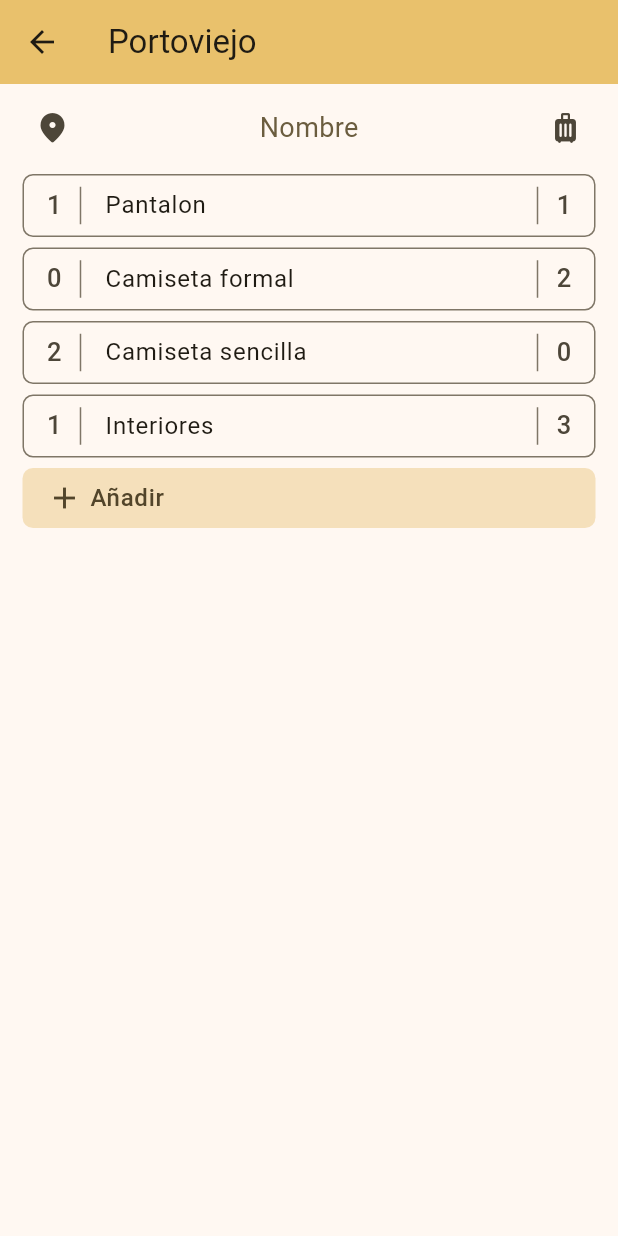
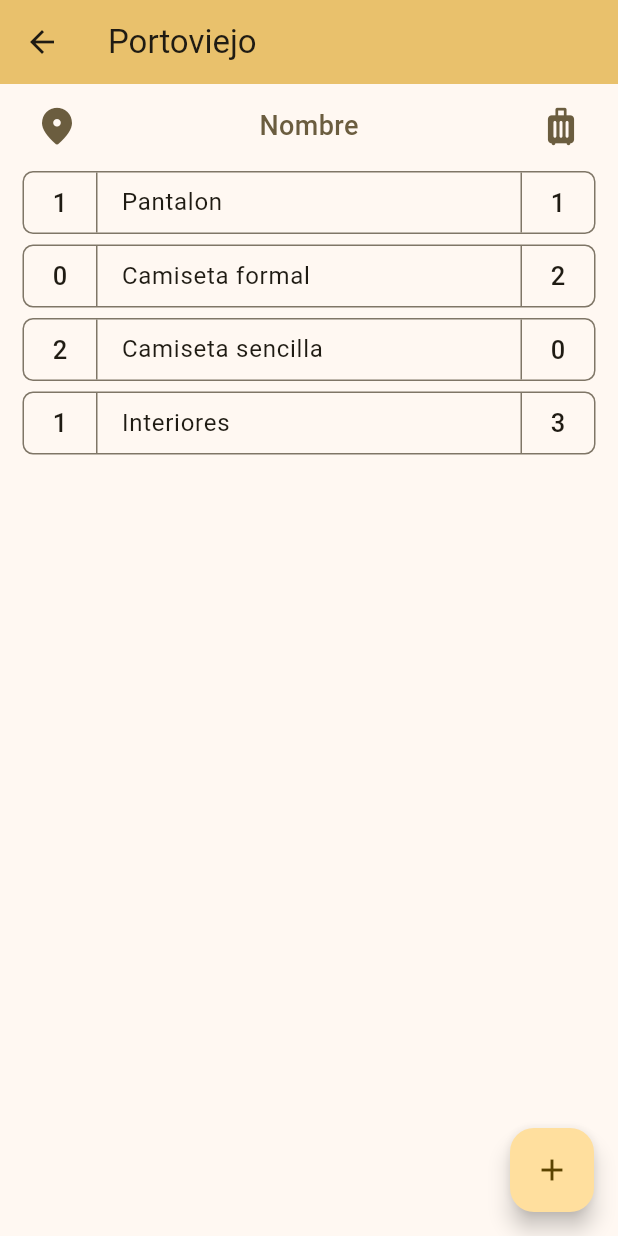
Before and after one commit to StevanVS/que-tengo-en, a Flutter app: the screen it shows after launch, after a tap on "Portoviejo", on a phone screen of 412 x 824 dp. Run offline on Flutter 3.47's test engine with Material 3 defaults, Android fonts, the phone set to English and light mode, and no system bars.

Commit message:
UI completada

```diff
--- a/lib/domain/entities/objeto.dart
+++ b/lib/domain/entities/pertenencia.dart
@@ -1,11 +1,11 @@
-class Objeto {
+class Pertenencia {
   final double id;
   final double lugarId;
   final String nombre;
   final int cantidadEnLugar;
   final int cantidadParaLlevar;
 
-  Objeto({
+  Pertenencia({
     required this.id,
     required this.lugarId,
     required this.nombre,
@@ -13,30 +13,30 @@ class Objeto {
     required this.cantidadParaLlevar,
   });
 
-  static List<Objeto> getObjetos() {
+  static List<Pertenencia> getPertenencias() {
     return [
-      Objeto(
+      Pertenencia(
         id: 1,
         lugarId: 1,
         nombre: 'Pantalon',
         cantidadEnLugar: 1,
         cantidadParaLlevar: 1,
       ),
-      Objeto(
+      Pertenencia(
         id: 2,
         lugarId: 1,
         nombre: 'Camiseta formal',
         cantidadEnLugar: 0,
         cantidadParaLlevar: 2,
       ),
-      Objeto(
+      Pertenencia(
         id: 3,
         lugarId: 1,
         nombre: 'Camiseta sencilla',
         cantidadEnLugar: 2,
         cantidadParaLlevar: 0,
       ),
-      Objeto(
+      Pertenencia(
         id: 4,
         lugarId: 1,
         nombre: 'Interiores',
--- a/lib/ui/pages/lugares/lugares_page.dart
+++ b/lib/ui/pages/lugares/lugares_page.dart
@@ -2,6 +2,7 @@
 
 import 'package:flutter/material.dart';
 import 'package:que_tengo_en/domain/entities/lugar.dart';
+import 'package:que_tengo_en/ui/pages/lugares/widgets/lugar_modal.dart';
 import 'package:que_tengo_en/ui/pages/lugares/widgets/lugar_tile.dart';
 
 class LugaresPage extends StatefulWidget {
@@ -42,7 +43,9 @@ class _LugaresPageState extends State<LugaresPage> {
         ),
       ),
       floatingActionButton: FloatingActionButton(
-        onPressed: () {},
+        onPressed: () {
+          LugarModal.mostrarLugarModal(context, null);
+        },
         child: Icon(Icons.add_location_alt_rounded),
       ),
     );
--- a/lib/ui/pages/lugares/widgets/lugar_tile.dart
+++ b/lib/ui/pages/lugares/widgets/lugar_tile.dart
@@ -1,6 +1,7 @@
 import 'package:flutter/material.dart';
 import 'package:que_tengo_en/domain/entities/lugar.dart';
-import 'package:que_tengo_en/ui/pages/objetos/objetos_page.dart';
+import 'package:que_tengo_en/ui/pages/lugares/widgets/lugar_modal.dart';
+import 'package:que_tengo_en/ui/pages/pertenencias/pertenencias_page.dart';
 
 class LugarTile extends StatelessWidget {
   const LugarTile({super.key, required this.lugar});
@@ -18,15 +19,27 @@ class LugarTile extends StatelessWidget {
         side: BorderSide(color: Theme.of(context).colorScheme.outline),
         borderRadius: BorderRadius.circular(10),
       ),
-      trailing: Icon(
-        lugar.favorito ? Icons.star_rounded : Icons.star_outline_rounded,
+      leading: IconButton(
+        onPressed: () {
+          //TODO lugar favorito
+        },
+        icon: Icon(
+          lugar.favorito ? Icons.star_rounded : Icons.star_outline_rounded,
+        ),
+      ),
+      trailing: IconButton(
+        onPressed: () {
+          LugarModal.mostrarLugarModal(context, lugar);
+        },
+        icon: const Icon(Icons.more_vert_rounded),
       ),
       onTap: () {
         Navigator.push(
           context,
-          MaterialPageRoute(builder: (context) => ObjetosPage(lugar: lugar)),
+          MaterialPageRoute(builder: (context) => PertenenciasPage(lugar: lugar)),
         );
       },
+      contentPadding: const EdgeInsets.all(0),
     );
   }
 }
--- a/lib/ui/pages/objetos/widgets/add_objeto_button.dart
+++ /dev/null
@@ -1,45 +0,0 @@
-// ignore_for_file: prefer_const_constructors, prefer_const_literals_to_create_immutables
-
-import 'package:flutter/material.dart';
-
-class AddObjetoButton extends StatelessWidget {
-  const AddObjetoButton({
-    super.key,
-  });
-
-  @override
-  Widget build(BuildContext context) {
-
-    final colorScheme = Theme.of(context).colorScheme;
-
-    return Container(
-      margin: EdgeInsets.only(top: 7),
-      child: ListTile(
-        onTap: () {},
-        title: Row(
-          children: [
-            Icon(
-              Icons.add,
-              color: colorScheme.onSecondaryContainer,
-            ),
-            SizedBox(width: 5),
-            Text(
-              'Añadir',
-              style: TextStyle(
-                fontWeight: FontWeight.w500,
-                color: colorScheme.onSecondaryContainer,
-              ),
-            ),
-          ],
-        ),
-        shape: RoundedRectangleBorder(
-          borderRadius: BorderRadius.circular(7),
-        ),
-        tileColor: Theme.of(context).colorScheme.secondaryContainer,
-        visualDensity: VisualDensity(
-          vertical: VisualDensity.minimumDensity,
-        ),
-      ),
-    );
-  }
-}
--- a/lib/ui/pages/objetos/widgets/encabezado_objetos.dart
+++ /dev/null
@@ -1,40 +0,0 @@
-// ignore_for_file: prefer_const_constructors, prefer_const_literals_to_create_immutables
-
-import 'package:flutter/material.dart';
-
-class EncabezadoObjetos extends StatelessWidget {
-  const EncabezadoObjetos({
-    super.key,
-  });
-
-  @override
-  Widget build(BuildContext context) {
-    return Row(
-      mainAxisAlignment: MainAxisAlignment.spaceBetween,
-      children: [
-        IconButton(
-          onPressed: () {},
-          icon: Icon(Icons.location_on_rounded),
-          visualDensity: VisualDensity(
-            horizontal: VisualDensity.minimumDensity,
-          ),
-          // iconSize: 28,
-        ),
-        Text(
-          'Nombre',
-          style: TextStyle(
-            fontSize: 18,
-            color: Theme.of(context).colorScheme.secondary
-          ),
-        ),
-        IconButton(
-          onPressed: () {},
-          icon: Icon(Icons.luggage_rounded),
-          visualDensity: VisualDensity(
-            horizontal: VisualDensity.minimumDensity,
-          ),
-        ),
-      ],
-    );
-  }
-}
--- a/lib/ui/pages/objetos/widgets/objeto_tile.dart
+++ /dev/null
@@ -1,47 +0,0 @@
-// ignore_for_file: prefer_const_constructors
-
-import 'package:flutter/material.dart';
-import 'package:que_tengo_en/domain/entities/objeto.dart';
-
-class ObjetoTile extends StatelessWidget {
-  const ObjetoTile({super.key, required this.objeto});
-
-  final Objeto objeto;
-
-  @override
-  Widget build(BuildContext context) {
-    return ListTile(
-      title: Text(objeto.nombre),
-      shape: RoundedRectangleBorder(
-        side: BorderSide(color: Theme.of(context).colorScheme.outline),
-        borderRadius: BorderRadius.circular(7),
-      ),
-      contentPadding: EdgeInsets.symmetric(horizontal: 0),
-      visualDensity: VisualDensity(vertical: VisualDensity.minimumDensity),
-      leading: Container(
-        decoration: BoxDecoration(
-          border: Border(
-            right: BorderSide(color: Theme.of(context).colorScheme.outline),
-          ),
-        ),
-        padding: EdgeInsets.only(right: 12, left: 15),
-        child: Text(
-          '${objeto.cantidadEnLugar}',
-          style: TextStyle(fontSize: 17),
-        ),
-      ),
-      trailing: Container(
-        decoration: BoxDecoration(
-          border: Border(
-            left: BorderSide(color: Theme.of(context).colorScheme.outline),
-          ),
-        ),
-        padding: EdgeInsets.only(left: 12, right: 15),
-        child: Text(
-          '${objeto.cantidadParaLlevar}',
-          style: TextStyle(fontSize: 17),
-        ),
-      ),
-    );
-  }
-}
--- a/lib/ui/pages/objetos/objetos_page.dart
+++ b/lib/ui/pages/pertenencias/pertenencias_page.dart
@@ -2,28 +2,28 @@
 
 import 'package:flutter/material.dart';
 import 'package:que_tengo_en/domain/entities/lugar.dart';
-import 'package:que_tengo_en/domain/entities/objeto.dart';
-import 'package:que_tengo_en/ui/pages/objetos/widgets/objeto_tile.dart';
+import 'package:que_tengo_en/domain/entities/pertenencia.dart';
+import 'package:que_tengo_en/ui/pages/pertenencias/widgets/pertenencia_tile.dart';
 
-import 'widgets/add_objeto_button.dart';
-import 'widgets/encabezado_objetos.dart';
+import 'widgets/encabezado_lista_pertenencias.dart';
+import 'widgets/pertenencia_modal.dart';
 
-class ObjetosPage extends StatefulWidget {
-  const ObjetosPage({super.key, required this.lugar});
+class PertenenciasPage extends StatefulWidget {
+  const PertenenciasPage({super.key, required this.lugar});
 
   final Lugar lugar;
 
   @override
-  State<ObjetosPage> createState() => _ObjetosPageState();
+  State<PertenenciasPage> createState() => _PertenenciasPageState();
 }
 
-class _ObjetosPageState extends State<ObjetosPage> {
-  late List<Objeto> objetos;
+class _PertenenciasPageState extends State<PertenenciasPage> {
+  late List<Pertenencia> pertenencias;
 
   @override
   void initState() {
     super.initState();
-    objetos = Objeto.getObjetos();
+    pertenencias = Pertenencia.getPertenencias();
   }
 
   @override
@@ -39,23 +39,28 @@ class _ObjetosPageState extends State<ObjetosPage> {
           child: Column(
             children: [
               SizedBox(height: 5),
-              EncabezadoObjetos(),
+              EncabezadoListaPertenencias(),
               ListView.builder(
-                itemCount: objetos.length,
+                itemCount: pertenencias.length,
                 shrinkWrap: true,
                 physics: NeverScrollableScrollPhysics(),
                 itemBuilder: (BuildContext context, int index) {
                   return Container(
                     margin: EdgeInsets.only(top: 7),
-                    child: ObjetoTile(objeto: objetos[index]),
+                    child: PertenenciaTile(pertenencia: pertenencias[index]),
                   );
                 },
               ),
-              AddObjetoButton()
             ],
           ),
         ),
       ),
+      floatingActionButton: FloatingActionButton(
+        onPressed: () {
+          PertenenciaModal.mostrarPertenenciaModal(context, null);
+        },
+        child: Icon(Icons.add),
+      ),
     );
   }
 }
--- /dev/null
+++ b/lib/ui/pages/pertenencias/widgets/encabezado_lista_pertenencias.dart
@@ -0,0 +1,60 @@
+// ignore_for_file: prefer_const_constructors, prefer_const_literals_to_create_immutables
+
+import 'package:flutter/material.dart';
+
+class EncabezadoListaPertenencias extends StatelessWidget {
+  const EncabezadoListaPertenencias({
+    super.key,
+  });
+
+  @override
+  Widget build(BuildContext context) {
+    return Row(
+      mainAxisAlignment: MainAxisAlignment.spaceBetween,
+      children: [
+        InkWell(
+          borderRadius: BorderRadius.circular(100),
+          onTap: () {
+            null;
+          },
+          onLongPress: () {
+            //TODO resetar cantidad en lugar
+          },
+          child: Padding(
+            padding: EdgeInsets.all(8),
+            child: Icon(
+              Icons.location_on_rounded,
+              size: 30,
+              color: Theme.of(context).colorScheme.secondary,
+            ),
+          ),
+        ),
+        Text(
+          'Nombre',
+          style: TextStyle(
+            fontSize: 18,
+            color: Theme.of(context).colorScheme.secondary,
+            fontWeight: FontWeight.w500,
+          ),
+        ),
+        InkWell(
+          borderRadius: BorderRadius.circular(100),
+          onTap: () {
+            null;
+          },
+          onLongPress: () {
+            //TODO resetar cantidad para llevar
+          },
+          child: Padding(
+            padding: EdgeInsets.all(8),
+            child: Icon(
+              Icons.luggage_rounded,
+              size: 30,
+              color: Theme.of(context).colorScheme.secondary,
+            ),
+          ),
+        ),
+      ],
+    );
+  }
+}
--- /dev/null
+++ b/lib/ui/pages/pertenencias/widgets/pertenencia_tile.dart
@@ -0,0 +1,94 @@
+// ignore_for_file: prefer_const_constructors
+
+import 'package:flutter/material.dart';
+import 'package:que_tengo_en/domain/entities/pertenencia.dart';
+import 'package:que_tengo_en/ui/pages/pertenencias/widgets/pertenencia_modal.dart';
+
+class PertenenciaTile extends StatelessWidget {
+  const PertenenciaTile({super.key, required this.pertenencia});
+
+  final Pertenencia pertenencia;
+
+  @override
+  Widget build(BuildContext context) {
+    return ListTile(
+      onTap: () {
+        PertenenciaModal.mostrarPertenenciaModal(context, pertenencia);
+      },
+      onLongPress: () {
+        //TODO ordenar pertenencias con drag
+      },
+      title: Text(
+        pertenencia.nombre,
+        style: TextStyle(
+          color: Theme.of(context).colorScheme.onBackground,
+        ),
+      ),
+      shape: RoundedRectangleBorder(
+        side: BorderSide(color: Theme.of(context).colorScheme.outline),
+        borderRadius: BorderRadius.circular(7),
+      ),
+      contentPadding: EdgeInsets.all(0),
+      visualDensity: VisualDensity(vertical: VisualDensity.minimumDensity),
+      leading: Container(
+        decoration: BoxDecoration(
+          border: Border(
+            right: BorderSide(color: Theme.of(context).colorScheme.outline),
+          ),
+        ),
+        child: numeroButton(
+          context: context,
+          numero: pertenencia.cantidadEnLugar,
+          onPressed: () {
+            //TODO aumentar en uno
+          },
+          onLongPress: () {
+            //TODO resetar cantidad
+          },
+        ),
+      ),
+      trailing: Container(
+        decoration: BoxDecoration(
+          border: Border(
+            left: BorderSide(color: Theme.of(context).colorScheme.outline),
+          ),
+        ),
+        child: numeroButton(
+          context: context,
+          numero: pertenencia.cantidadParaLlevar,
+          onPressed: () {
+            //TODO aumentar en uno
+          },
+          onLongPress: () {
+            //TODO resetar cantidad
+          },
+        ),
+      ),
+    );
+  }
+
+  TextButton numeroButton({
+    required BuildContext context,
+    required int numero,
+    required void Function() onPressed,
+    required void Function() onLongPress,
+  }) {
+    return TextButton(
+      onPressed: onPressed,
+      onLongPress: onLongPress,
+      style: TextButton.styleFrom(
+        shape: BeveledRectangleBorder(),
+        visualDensity: VisualDensity(
+          horizontal: VisualDensity.minimumDensity,
+        ),
+      ),
+      child: Text(
+        '$numero',
+        style: TextStyle(
+          color: Theme.of(context).colorScheme.onBackground,
+          fontSize: 17,
+        ),
+      ),
+    );
+  }
+}
```
Also changed, not shown: lib/ui/pages/lugares/widgets/lugar_modal.dart (added, +96 -0 lines), lib/ui/pages/pertenencias/widgets/pertenencia_modal.dart (added, +164 -0 lines), lib/ui/widgets/modal_footer.dart (added, +31 -0 lines), lib/ui/widgets/modal_header.dart (added, +50 -0 lines), 1 other file.
